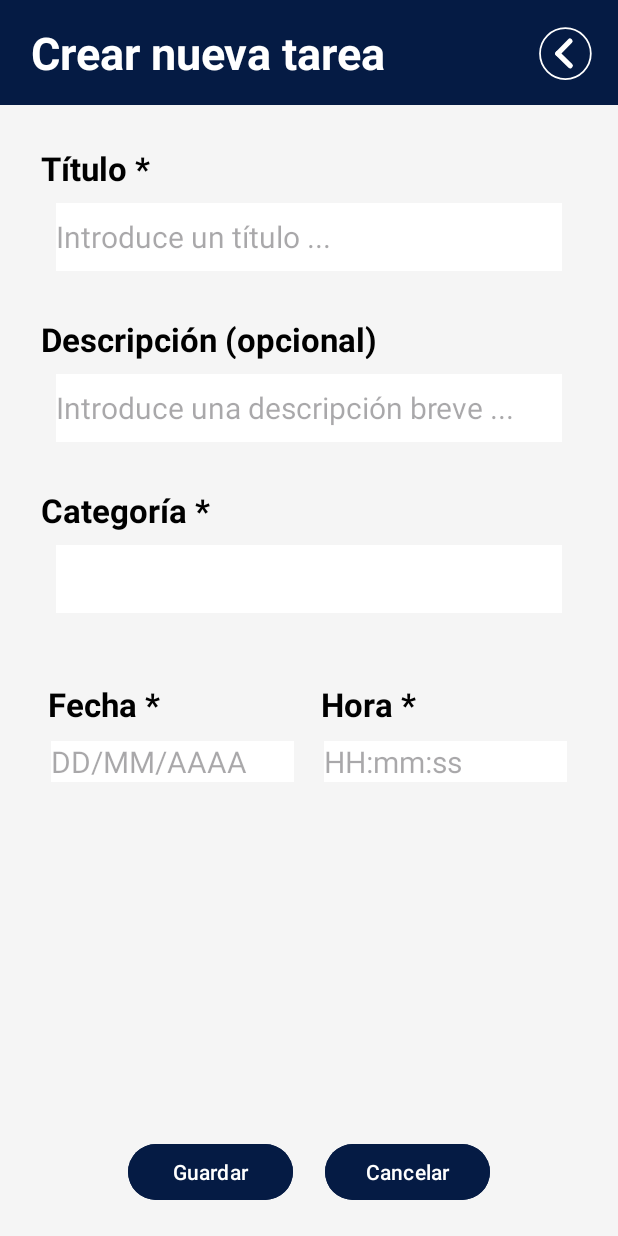
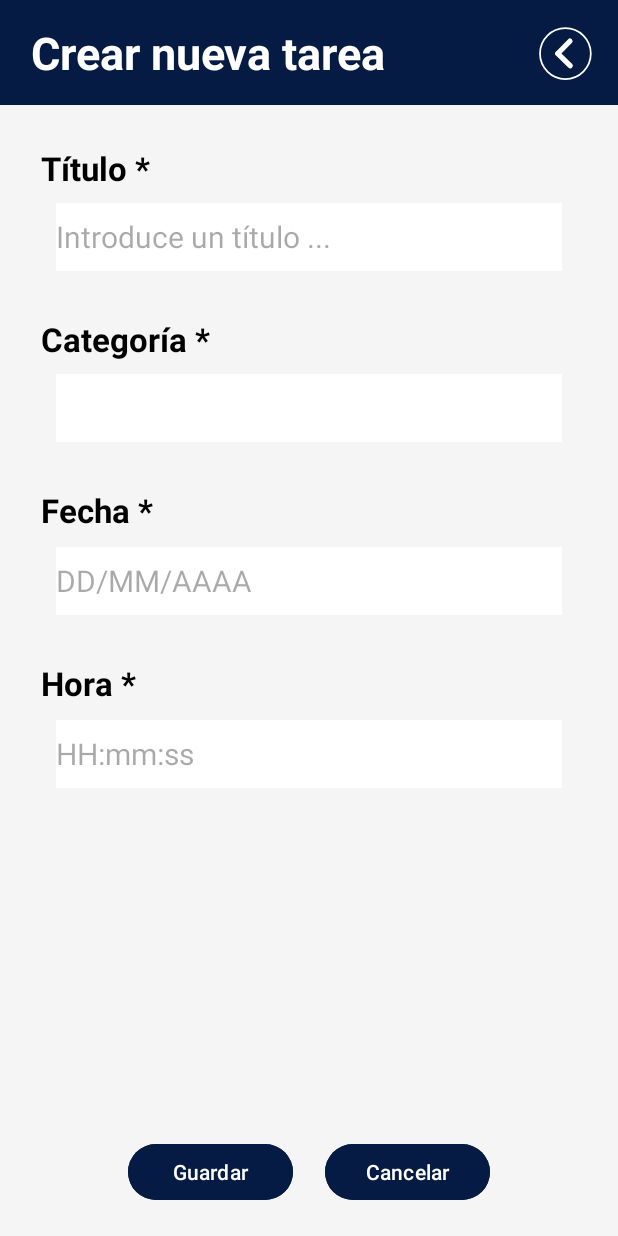
Before and after one commit to gbingrid/To-Do-Agenda, an Android app: the screen it shows after launch (SecondActivity), after a tap on an icon or button, on a phone screen of 412 x 824 dp. Run offline under Robolectric (Android 15) with nearby library versions, the phone set to English and light mode, and no system bars.

Commit message:
fix: ajuste de color de la interfaz y asignación de color a cada tarea por categoría

```diff
--- a/app/src/main/java/com/example/todoagenda/Adaptador.java
+++ b/app/src/main/java/com/example/todoagenda/Adaptador.java
@@ -6,6 +6,8 @@ import android.view.View;
 import android.view.ViewGroup;
 import android.widget.ArrayAdapter;
 import android.widget.TextView;
+
+import androidx.core.content.ContextCompat;
 
 import java.util.List;
 
@@ -22,10 +24,35 @@ public class Adaptador extends ArrayAdapter<Tarea> {
             view = LayoutInflater.from(getContext()).inflate(R.layout.tarea, parent, false);
         }
 
+        View fondoTarea = view.findViewById(R.id.lyt_fondo_tarea);
+        View bordeTarea = view.findViewById(R.id.lyt_border_tarea);
+
         Tarea tarea = getItem(indice);
 
         TextView txtTitulo = view.findViewById(R.id.txt_titulo);
         TextView txtFecha = view.findViewById(R.id.txt_fecha);
+
+        if (tarea.getCategoria().equalsIgnoreCase(Coleccion.Categorias.Estudios.toString())){
+            fondoTarea.setBackgroundColor(ContextCompat.getColor(getContext(), R.color.light_orange));
+            bordeTarea.setBackgroundColor(ContextCompat.getColor(getContext(), R.color.orange));
+
+        } else if (tarea.getCategoria().equalsIgnoreCase(Coleccion.Categorias.Trabajo.toString())){
+            fondoTarea.setBackgroundColor(ContextCompat.getColor(getContext(), R.color.ice_blue));
+            bordeTarea.setBackgroundColor(ContextCompat.getColor(getContext(), R.color.sapphire_blue));
+
+        } else if (tarea.getCategoria().equalsIgnoreCase(Coleccion.Categorias.Personal.toString())){
+            fondoTarea.setBackgroundColor(ContextCompat.getColor(getContext(), R.color.light_green));
+            bordeTarea.setBackgroundColor(ContextCompat.getColor(getContext(), R.color.green));
+
+        } else if (tarea.getCategoria().equalsIgnoreCase(Coleccion.Categorias.Otros.toString())){
+            fondoTarea.setBackgroundColor(ContextCompat.getColor(getContext(), R.color.light_grey));
+            bordeTarea.setBackgroundColor(ContextCompat.getColor(getContext(), R.color.dark_grey));
+
+        } else {
+            fondoTarea.setBackgroundColor(ContextCompat.getColor(getContext(), R.color.white));
+            bordeTarea.setBackgroundColor(ContextCompat.getColor(getContext(), R.color.black));
+        }
+
 
         txtTitulo.setText(tarea.getTitulo());
         txtFecha.setText(tarea.getFecha());
--- a/app/src/main/java/com/example/todoagenda/Coleccion.java
+++ b/app/src/main/java/com/example/todoagenda/Coleccion.java
@@ -33,7 +33,7 @@ public class Coleccion {
 
     // Método que se ejecuta una sola vez para añadir tareas predeterminadas.
     public static void agregarTareasPorDefecto(){
-        if (!porDefectoCargadas) {
+        if (porDefectoCargadas) {
             return;
         }
 
--- a/app/src/main/java/com/example/todoagenda/MainActivity.java
+++ b/app/src/main/java/com/example/todoagenda/MainActivity.java
@@ -10,8 +10,11 @@ import android.content.Intent;
 import android.content.pm.PackageManager;
 import android.os.Build;
 import android.os.Bundle;
+import android.text.SpannableString;
+import android.text.style.ForegroundColorSpan;
 import android.view.Menu;
 import android.view.MenuItem;
+import android.view.SubMenu;
 import android.widget.Button;
 import android.widget.ListView;
 import android.widget.TextView;
@@ -24,6 +27,7 @@ import androidx.appcompat.app.AppCompatActivity;
 import androidx.annotation.NonNull;
 import androidx.core.app.ActivityCompat;
 import androidx.core.app.NotificationCompat;
+import androidx.core.content.ContextCompat;
 
 import java.util.ArrayList;
 
@@ -126,7 +130,26 @@ public class MainActivity extends AppCompatActivity {
         @Override
         public boolean onCreateOptionsMenu (Menu menu){
             getMenuInflater().inflate(R.menu.menu, menu);
+
+            for (int i =0; i < menu.size(); i++) {
+                MenuItem opcion = menu.getItem(i);
+                pintarTexto(opcion);
+
+                if (opcion.hasSubMenu()) {
+                    SubMenu submenu = opcion.getSubMenu();
+                    for (int j = 0; j < submenu.size(); j++) {
+                        pintarTexto(submenu.getItem(j));
+                    }
+                }
+            }
             return true;
+        }
+
+        /* Método para cambiar el color del texto del menú. */
+        private void pintarTexto(MenuItem opcion) {
+            SpannableString texto = new SpannableString(opcion.getTitle());
+            texto.setSpan(new ForegroundColorSpan(ContextCompat.getColor(this, R.color.black)), 0, texto.length(), 0);
+            opcion.setTitle(texto);
         }
 
         @Override
@@ -242,7 +265,6 @@ public class MainActivity extends AppCompatActivity {
             txtvTotal.setText("Total: " + listaCompleta.size());
         }
 
-
         // --------------
         @Override
         protected void onResume () {
--- a/app/src/main/java/com/example/todoagenda/SecondActivity.java
+++ b/app/src/main/java/com/example/todoagenda/SecondActivity.java
@@ -2,13 +2,16 @@ package com.example.todoagenda;
 
 import android.os.Bundle;
 import android.widget.Button;
+import android.widget.EditText;
 
 
 import androidx.appcompat.app.AppCompatActivity;
 
 
 public class SecondActivity extends AppCompatActivity {
-    private Button btnSalir;
+    private Button btnSalir, btnGuardar, btnCancelar;
+    private EditText edt_titulo, edt_fecha, edt_hora;
+
 
     @Override
     protected void onCreate(Bundle savedInstanceState) {
--- a/app/src/main/res/layout/activity_main.xml
+++ b/app/src/main/res/layout/activity_main.xml
@@ -25,14 +25,14 @@
             android:gravity="center_vertical"
             android:orientation="horizontal" >
 
-            <ImageButton
+            <ImageView
                 android:id="@+id/btn_logo"
-                android:layout_width="60dp"
-                android:layout_height="60dp"
+                android:layout_width="45dp"
+                android:layout_height="45dp"
+                android:scaleType="fitCenter"
                 android:background="@color/transparent"
-                android:layout_gravity="start"
                 android:src="@drawable/ic_logotodo"
-                />
+                app:tint="@color/white"/>
 
             <TextView
                 android:id="@+id/txt_titulo"
@@ -88,7 +88,9 @@
             android:layout_height="match_parent"
             android:layout_marginTop="8dp"
             android:clipToPadding="false"
-            android:paddingBottom="90dp" />
+            android:paddingBottom="90dp"
+            android:divider="@color/transparent"
+            android:dividerHeight="8dp" />
 
     </LinearLayout>
 
--- a/app/src/main/res/layout/second_activity.xml
+++ b/app/src/main/res/layout/second_activity.xml
@@ -12,26 +12,25 @@
         android:id="@+id/lyt_encabezado"
         android:layout_width="0dp"
         android:layout_height="70dp"
+        android:background="@color/navy_blue"
         android:gravity="center_vertical"
-        android:background="@color/navy_blue"
+        android:orientation="horizontal"
         android:padding="5dp"
-        android:orientation="horizontal"
-        app:layout_constraintTop_toTopOf="parent"
+        app:layout_constraintEnd_toEndOf="parent"
         app:layout_constraintStart_toStartOf="parent"
-        app:layout_constraintEnd_toEndOf="parent" >
+        app:layout_constraintTop_toTopOf="parent">
 
         <TextView
             android:id="@+id/txt_titulo_formulario"
             android:layout_width="0dp"
             android:layout_height="wrap_content"
+            android:layout_gravity="center"
             android:layout_marginStart="15dp"
             android:layout_weight="1"
-            android:layout_gravity="center"
             android:text="@string/txt_titulo"
             android:textColor="@color/white"
             android:textSize="30sp"
-            android:textStyle="bold">
-        </TextView>
+            android:textStyle="bold" />
 
         <Button
             android:id="@+id/btn_volver"
@@ -41,8 +40,8 @@
             android:background="@color/transparent"
             app:icon="@drawable/ic_salir"
             app:iconGravity="textStart"
-            app:iconSize="40dp"
-            app:iconPadding="0dp" />
+            app:iconPadding="0dp"
+            app:iconSize="40dp" />
 
     </LinearLayout>
 
@@ -50,25 +49,25 @@
         android:id="@+id/lyt_formulario"
         android:layout_width="0dp"
         android:layout_height="wrap_content"
-        android:padding="12dp"
         android:background="@color/light_grey"
         android:orientation="vertical"
-        app:layout_constraintTop_toBottomOf="@+id/lyt_encabezado"
+        android:padding="12dp"
+        app:layout_constraintEnd_toEndOf="parent"
         app:layout_constraintStart_toStartOf="parent"
-        app:layout_constraintEnd_toEndOf="parent">
+        app:layout_constraintTop_toBottomOf="@+id/lyt_encabezado">
 
         <TextView
             android:id="@+id/txt_titulo"
             android:layout_width="match_parent"
             android:layout_height="28dp"
             android:layout_marginStart="15dp"
+            android:layout_marginTop="15dp"
             android:layout_marginEnd="15dp"
-            android:layout_marginTop="15dp"
             android:layout_marginBottom="10dp"
             android:text="@string/txt_titulo_tarea"
+            android:textColor="@color/black"
             android:textSize="22sp"
-            android:textStyle="bold"
-            android:textColor="@color/black"/>
+            android:textStyle="bold" />
 
         <EditText
             android:id="@+id/etxt_titulo"
@@ -82,41 +81,17 @@
             android:textSize="20sp" />
 
         <TextView
-            android:id="@+id/txt_descripcion"
-            android:layout_width="match_parent"
-            android:layout_height="28dp"
-            android:layout_marginStart="15dp"
-            android:layout_marginEnd="15dp"
-            android:layout_marginTop="15dp"
-            android:layout_marginBottom="10dp"
-            android:text="@string/txt_descripcion"
-            android:textSize="22sp"
-            android:textStyle="bold"
-            android:textColor="@color/black"/>
-
-        <EditText
-            android:id="@+id/etxt_descripcion"
-            android:layout_width="match_parent"
-            android:layout_height="45dp"
-            android:layout_marginStart="25dp"
-            android:layout_marginEnd="25dp"
-            android:layout_marginBottom="15dp"
-            android:background="@color/white"
-            android:hint="@string/etxt_descripcion"
-            android:textSize="20sp" />
-
-        <TextView
             android:id="@+id/txt_categoria"
             android:layout_width="match_parent"
             android:layout_height="28dp"
             android:layout_marginStart="15dp"
+            android:layout_marginTop="15dp"
             android:layout_marginEnd="15dp"
-            android:layout_marginTop="15dp"
             android:layout_marginBottom="10dp"
             android:text="@string/txt_categoria"
+            android:textColor="@color/black"
             android:textSize="22sp"
-            android:textStyle="bold"
-            android:textColor="@color/black"/>
+            android:textStyle="bold" />
 
         <Spinner
             android:id="@+id/etxt_categoria"
@@ -125,81 +100,57 @@
             android:layout_marginStart="25dp"
             android:layout_marginEnd="25dp"
             android:layout_marginBottom="15dp"
-            android:background="@color/white"/>
+            android:background="@color/white" />
 
-
-        <LinearLayout
-            android:id="@+id/lyt_contenedor_calendario"
-            android:layout_width="match_parent"
-            android:layout_height="wrap_content"
-            android:layout_marginTop="15dp"
-            android:layout_marginStart="12dp"
-            android:layout_marginEnd="12dp"
-            android:orientation="horizontal" >
-
-            <LinearLayout
-                android:layout_width="0dp"
-                android:layout_height="wrap_content"
-                android:layout_weight="1"
-                android:orientation="vertical" >
 
         <TextView
             android:id="@+id/txt_fecha"
             android:layout_width="match_parent"
             android:layout_height="wrap_content"
-                    android:layout_marginStart="8dp"
+            android:layout_marginStart="15dp"
+            android:layout_marginTop="15dp"
             android:layout_marginEnd="15dp"
-                    android:layout_marginTop="15dp"
             android:layout_marginBottom="10dp"
-                    android:text="Fecha *"
+            android:text="@string/txt_tit_fecha"
+            android:textColor="@color/black"
             android:textSize="22sp"
-                    android:textStyle="bold"
-                    android:textColor="@color/black" />
+            android:textStyle="bold" />
 
         <EditText
             android:id="@+id/etxt_fecha"
             android:layout_width="match_parent"
-                    android:layout_height="wrap_content"
-                    android:layout_marginStart="10dp"
-                    android:layout_marginEnd="10dp"
+            android:layout_height="45dp"
+            android:layout_marginStart="25dp"
+            android:layout_marginEnd="25dp"
+            android:layout_marginBottom="15dp"
             android:background="@color/white"
             android:hint="@string/etxt_fecha"
             android:textSize="20sp" />
 
-            </LinearLayout>
-
-            <LinearLayout
-                android:layout_width="0dp"
-                android:layout_height="wrap_content"
-                android:layout_weight="1"
-                android:orientation="vertical" >
 
         <TextView
             android:id="@+id/txt_hora"
             android:layout_width="match_parent"
             android:layout_height="wrap_content"
-                    android:layout_marginStart="8dp"
+            android:layout_marginStart="15dp"
+            android:layout_marginTop="15dp"
             android:layout_marginEnd="15dp"
-                    android:layout_marginTop="15dp"
             android:layout_marginBottom="10dp"
             android:text="@string/txt_titulo_hora"
+            android:textColor="@color/black"
             android:textSize="22sp"
-                    android:textStyle="bold"
-                    android:textColor="@color/black" />
+            android:textStyle="bold" />
 
         <EditText
             android:id="@+id/etxt_hora"
             android:layout_width="match_parent"
-                    android:layout_height="wrap_content"
-                    android:layout_marginStart="10dp"
-                    android:layout_marginEnd="10dp"
+            android:layout_height="45dp"
+            android:layout_marginStart="25dp"
+            android:layout_marginEnd="25dp"
             android:background="@color/white"
             android:hint="@string/etxt_hora"
             android:textSize="20sp" />
 
-            </LinearLayout>
-
-        </LinearLayout>
 
     </LinearLayout>
 
@@ -209,9 +160,9 @@
         android:layout_height="45dp"
         android:layout_marginStart="85dp"
         android:layout_marginBottom="20dp"
+        android:backgroundTint="@color/navy_blue"
         android:text="@string/txt_guardar"
         android:textColor="@color/white"
-        android:backgroundTint="@color/navy_blue"
         app:layout_constraintBottom_toBottomOf="parent"
         app:layout_constraintStart_toStartOf="parent" />
 
@@ -221,9 +172,9 @@
         android:layout_height="45dp"
         android:layout_marginEnd="85dp"
         android:layout_marginBottom="20dp"
-        android:text="Cancelar"
+        android:backgroundTint="@color/navy_blue"
+        android:text="@string/txt_btn_cancelar"
         android:textColor="@color/white"
-        android:backgroundTint="@color/navy_blue"
         app:layout_constraintBottom_toBottomOf="parent"
         app:layout_constraintEnd_toEndOf="parent" />
 
--- a/app/src/main/res/layout/tarea.xml
+++ b/app/src/main/res/layout/tarea.xml
@@ -1,9 +1,17 @@
 <?xml version="1.0" encoding="utf-8"?>
 <LinearLayout xmlns:android="http://schemas.android.com/apk/res/android"
-    android:id="@+id/lyt_tarea"
+    android:id="@+id/lyt_border_tarea"
     android:layout_width="match_parent"
     android:layout_height="match_parent"
+    android:padding="2dp"
     android:orientation="vertical">
+
+    <LinearLayout
+        android:id="@+id/lyt_fondo_tarea"
+        android:layout_width="match_parent"
+        android:layout_height="wrap_content"
+        android:orientation="vertical"
+        android:padding="15dp" >
 
     <TextView
         android:id="@+id/txt_titulo"
@@ -19,4 +27,6 @@
         android:gravity="end"
         android:textSize="16sp"
         android:textColor="@color/dark_grey"/>
+
+    </LinearLayout>
 </LinearLayout>
--- a/app/src/main/res/menu/menu.xml
+++ b/app/src/main/res/menu/menu.xml
@@ -5,7 +5,7 @@
     <item
         android:id="@+id/opc_categorias"
         android:title="Categorías"
-        app:showAsAction="never" >
+        app:showAsAction="never">
         <menu>
             <item
                 android:id="@+id/estudios"
--- a/app/src/main/res/values/colors.xml
+++ b/app/src/main/res/values/colors.xml
@@ -16,6 +16,9 @@
     <color name="sapphire_blue">#00397D</color>
     <color name="ice_blue">#B0CEE2</color>
 
-    <color name="orange">#f79202</color>
-    <color name="light_orange">#de7138</color>
+    <color name="orange">#F79202</color>
+    <color name="light_orange">#F7D2B2</color>
+
+    <color name="light_green">#EEF6E8</color>
+    <color name="green">#BFDAA9</color>
 </resources>
--- a/app/src/main/res/values/strings.xml
+++ b/app/src/main/res/values/strings.xml
@@ -18,6 +18,8 @@
     <string name="txt_guardar">Guardar</string>
     <string name="txt_titulo_total">Total (0)</string>
     <string name="txt_agenda_vacia">Agenda vacía</string>
+    <string name="txt_btn_cancelar">Cancelar</string>
+    <string name="txt_tit_fecha">Fecha *</string>
     <string-array name="categorias">
         <item>Estudio</item>
         <item>Trabajo</item>
--- a/app/src/main/res/values/themes.xml
+++ b/app/src/main/res/values/themes.xml
@@ -6,4 +6,9 @@
     </style>
 
     <style name="Theme.ToDoAgenda" parent="Base.Theme.ToDoAgenda" />
+    <style name="Tema.MenuPopup" parent="ThemeOverlay.AppCompat.Light">
+        <item name="colorOnSurface">@color/black</item>
+        <item name="android:textColorPrimary">@color/black</item>
+        <item name="android:colorBackground">@color/white</item>
+    </style>
 </resources>
```
Lines whose indentation alone changed are shown as unchanged.
